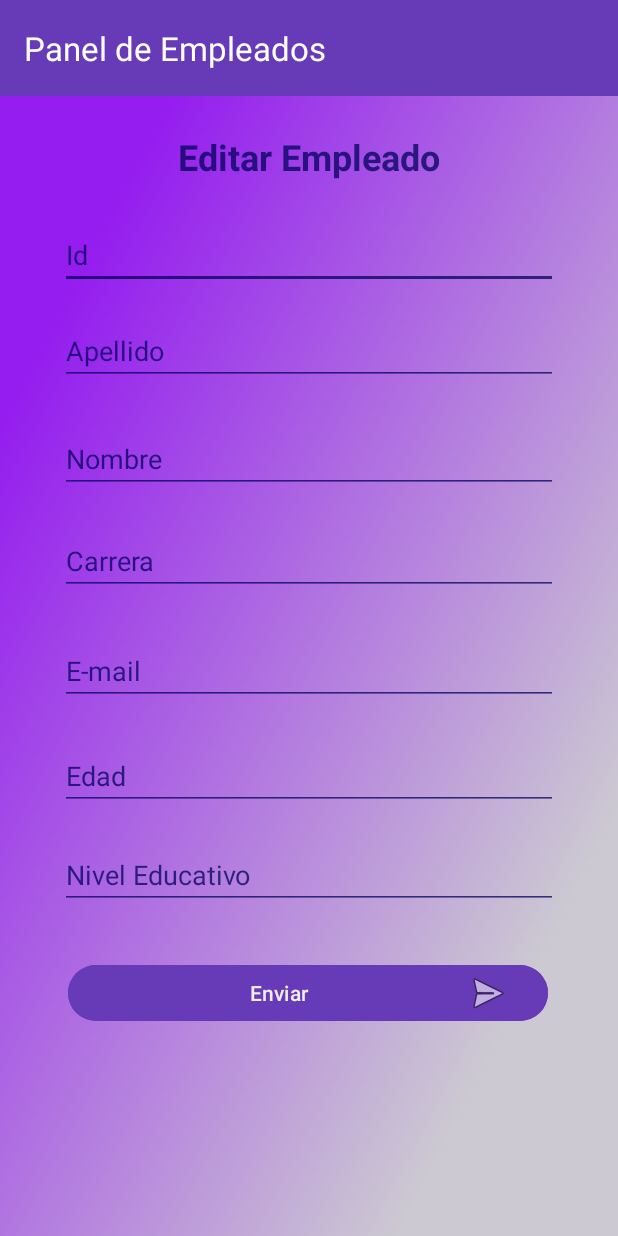
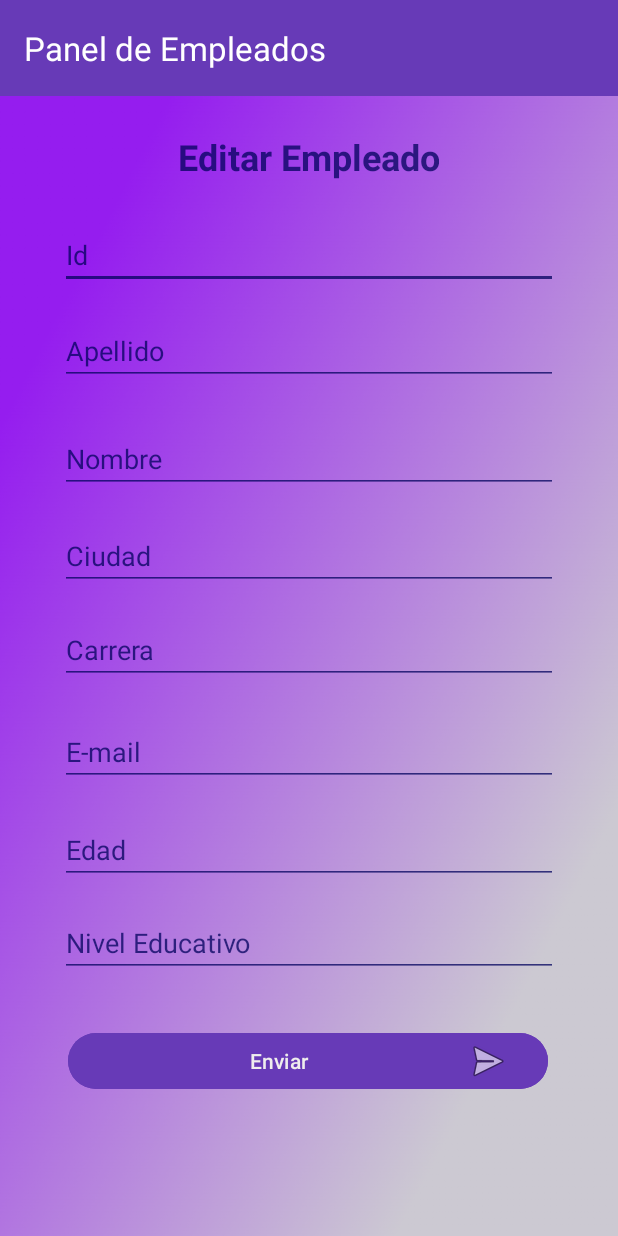
Before and after one commit to dannyedison75/panel-control-asistencia-empleados-movil, an Android app: the EditEmployeeActivity screen opened directly, with no data from a screen before it, on a phone screen of 412 x 824 dp. Run offline under Robolectric (Android 15) with nearby library versions, the phone set to English and light mode, and no system bars; our stand-ins replace Firebase (no records; nobody signed in at launch, a user with empty details on screens opened directly); 1 statement that could not run was skipped.

Commit message:
Se agrega el campo ciudad

```diff
--- a/app/src/main/java/com/example/panel_control_asistencia_empleados_movil/AddEmployeeActivity.java
+++ b/app/src/main/java/com/example/panel_control_asistencia_empleados_movil/AddEmployeeActivity.java
@@ -27,7 +27,7 @@ import java.util.Map;
 public class AddEmployeeActivity extends AppCompatActivity {
 
     // Variables para los campos EditText
-    private EditText idEditText, nombreEditText, apellidoEditText, carreraEditText, edadEditText, emailEditText, nivelEducativoEditText;
+    private EditText idEditText, nombreEditText, apellidoEditText, ciudadEditText, carreraEditText, edadEditText, emailEditText, nivelEducativoEditText;
     private Button btnEnviar;
 
     @Override
@@ -39,6 +39,7 @@ public class AddEmployeeActivity extends AppCompatActivity {
         idEditText = findViewById(R.id.id);
         nombreEditText = findViewById(R.id.nombre);
         apellidoEditText = findViewById(R.id.apellido);
+        ciudadEditText = findViewById(R.id.ciudad);
         carreraEditText = findViewById(R.id.carrera);
         edadEditText = findViewById(R.id.edad);
         emailEditText = findViewById(R.id.email);
@@ -53,6 +54,7 @@ public class AddEmployeeActivity extends AppCompatActivity {
                 String id = idEditText.getText().toString();
                 String nombre = nombreEditText.getText().toString();
                 String apellido = apellidoEditText.getText().toString();
+                String ciudad = ciudadEditText.getText().toString();
                 String carrera = carreraEditText.getText().toString();
                 int edad = Integer.parseInt(edadEditText.getText().toString());
                 String email = emailEditText.getText().toString();
@@ -62,7 +64,7 @@ public class AddEmployeeActivity extends AppCompatActivity {
                 FirebaseFirestore db = FirebaseFirestore.getInstance();
 
                 String ids = db.collection("empleados").document().getId();
-                Employee empleado = new Employee(id, nombre, apellido, carrera, edad, email, nivelEducativo);
+                Employee empleado = new Employee(id, nombre, apellido, ciudad, carrera, edad, email, nivelEducativo);
 
                 db.collection("empleados").document(id).set(empleado)
                         .addOnSuccessListener(documentReference -> {
--- a/app/src/main/java/com/example/panel_control_asistencia_empleados_movil/EditEmployeeActivity.java
+++ b/app/src/main/java/com/example/panel_control_asistencia_empleados_movil/EditEmployeeActivity.java
@@ -19,7 +19,7 @@ import java.util.Map;
 public class EditEmployeeActivity extends AppCompatActivity {
 
     // Variables para los campos EditText
-    private EditText idEditText, nombreEditText, apellidoEditText, carreraEditText, edadEditText, emailEditText, nivelEducativoEditText;
+    private EditText idEditText, nombreEditText, apellidoEditText, ciudadEditText, carreraEditText, edadEditText, emailEditText, nivelEducativoEditText;
     private Button btnEnviar;
     private FirebaseFirestore db;
     private Employee employee; //Para guardar el objeto empleado
@@ -39,6 +39,7 @@ public class EditEmployeeActivity extends AppCompatActivity {
         idEditText = findViewById(R.id.id);
         nombreEditText = findViewById(R.id.nombre);
         apellidoEditText = findViewById(R.id.apellido);
+        ciudadEditText = findViewById(R.id.ciudad);
         carreraEditText = findViewById(R.id.carrera);
         edadEditText = findViewById(R.id.edad);
         emailEditText = findViewById(R.id.email);
@@ -56,6 +57,7 @@ public class EditEmployeeActivity extends AppCompatActivity {
         idEditText.setText(employee.id);
         nombreEditText.setText(employee.nombre);
         apellidoEditText.setText(employee.apellido);
+        ciudadEditText.setText(employee.ciudad);
         carreraEditText.setText(employee.carrera);
         edadEditText.setText(String.valueOf(employee.edad));
         emailEditText.setText(employee.email);
@@ -71,13 +73,14 @@ public class EditEmployeeActivity extends AppCompatActivity {
         String nuevoId = idEditText.getText().toString();
         String nuevoNombre = nombreEditText.getText().toString();
         String nuevoApellido = apellidoEditText.getText().toString();
+        String nuevoCiudad = ciudadEditText.getText().toString();
         String nuevaCarrera = carreraEditText.getText().toString();
         String nuevaEdadStr = edadEditText.getText().toString();
         String nuevoEmail = emailEditText.getText().toString();
         String nuevoNivelEducativo = nivelEducativoEditText.getText().toString();
 
         //Validación básica de datos
-        if (nuevoNombre.isEmpty() || nuevoApellido.isEmpty() || nuevaCarrera.isEmpty() || nuevoEmail.isEmpty() || nuevoNivelEducativo.isEmpty() || nuevaEdadStr.isEmpty()){
+        if (nuevoId.isEmpty() || nuevoNombre.isEmpty() || nuevoApellido.isEmpty() || nuevoCiudad.isEmpty()|| nuevaCarrera.isEmpty() || nuevoEmail.isEmpty() || nuevoNivelEducativo.isEmpty() || nuevaEdadStr.isEmpty()){
             Toast.makeText(this, "Por favor, llene todos los campos.", Toast.LENGTH_SHORT).show();
             return;
         }
@@ -94,6 +97,7 @@ public class EditEmployeeActivity extends AppCompatActivity {
         employee.id = nuevoId;
         employee.nombre = nuevoNombre;
         employee.apellido = nuevoApellido;
+        employee.ciudad = nuevoCiudad;
         employee.carrera = nuevaCarrera;
         employee.edad = nuevaEdad;
         employee.email = nuevoEmail;
@@ -105,6 +109,7 @@ public class EditEmployeeActivity extends AppCompatActivity {
         updates.put("id", employee.id);
         updates.put("nombre", employee.nombre);
         updates.put("apellido", employee.apellido);
+        updates.put("ciudad", employee.ciudad);
         updates.put("carrera", employee.carrera);
         updates.put("edad", employee.edad);  // Asegúrate de que 'edad' es de tipo Number en Firestore
         updates.put("email", employee.email);
--- /dev/null
+++ b/app/src/main/res/drawable/rounded_button.xml
@@ -0,0 +1,5 @@
+<?xml version="1.0" encoding="utf-8"?>
+<shape xmlns:android="http://schemas.android.com/apk/res/android">
+<solid android:color="@android:color/white" /> <!-- Color de fondo -->
+<corners android:radius="10px" /> <!-- Radio de 10px -->
+</shape>
--- a/app/src/main/res/layout/activity_edit_employee.xml
+++ b/app/src/main/res/layout/activity_edit_employee.xml
@@ -17,8 +17,6 @@
         app:layout_constraintTop_toTopOf="parent"
         app:title="Panel de Empleados"
         app:titleTextColor="@android:color/white" />
-
-    <!-- Campo Nombre -->
 
     <!-- Campo Nombre -->
     <TextView
@@ -59,6 +57,7 @@
         app:layout_constraintVertical_bias="0.189"
         tools:ignore="Autofill,HardcodedText" />
 
+    <!-- Campo Nombre -->
     <EditText
         android:id="@+id/nombre"
         android:layout_width="0dp"
@@ -100,7 +99,34 @@
         app:layout_constraintVertical_bias="0.271"
         tools:ignore="Autofill,HardcodedText" />
 
+    <!-- Campo Ciudad -->
+
     <!-- Campo Carrera -->
+
+    <!-- Campo Edad -->
+
+    <!-- Campo Email -->
+
+    <EditText
+        android:id="@+id/ciudad"
+        android:layout_width="0dp"
+        android:layout_height="wrap_content"
+        android:layout_marginStart="40dp"
+        android:layout_marginEnd="40dp"
+        android:backgroundTint="#C103035E"
+        android:hint="Ciudad"
+        android:inputType="textPersonName"
+        android:selectAllOnFocus="true"
+        android:textColor="#C103035E"
+        android:textColorHint="#C103035E"
+        app:layout_constraintBottom_toBottomOf="parent"
+        app:layout_constraintEnd_toEndOf="parent"
+        app:layout_constraintHorizontal_bias="1.0"
+        app:layout_constraintStart_toStartOf="parent"
+        app:layout_constraintTop_toTopOf="parent"
+        app:layout_constraintVertical_bias="0.447"
+        tools:ignore="Autofill,HardcodedText" />
+
     <EditText
         android:id="@+id/carrera"
         android:layout_width="0dp"
@@ -115,13 +141,12 @@
         android:textColorHint="#C103035E"
         app:layout_constraintBottom_toBottomOf="parent"
         app:layout_constraintEnd_toEndOf="parent"
-        app:layout_constraintHorizontal_bias="0.0"
+        app:layout_constraintHorizontal_bias="1.0"
         app:layout_constraintStart_toStartOf="parent"
         app:layout_constraintTop_toTopOf="parent"
-        app:layout_constraintVertical_bias="0.451"
+        app:layout_constraintVertical_bias="0.527"
         tools:ignore="Autofill,HardcodedText" />
 
-    <!-- Campo Edad -->
     <EditText
         android:id="@+id/edad"
         android:layout_width="0dp"
@@ -136,13 +161,15 @@
         android:textColorHint="#C103035E"
         app:layout_constraintBottom_toBottomOf="parent"
         app:layout_constraintEnd_toEndOf="parent"
-        app:layout_constraintHorizontal_bias="0.0"
+        app:layout_constraintHorizontal_bias="1.0"
         app:layout_constraintStart_toStartOf="parent"
         app:layout_constraintTop_toTopOf="parent"
-        app:layout_constraintVertical_bias="0.635"
+        app:layout_constraintVertical_bias="0.699"
         tools:ignore="Autofill,HardcodedText" />
 
-    <!-- Campo Email -->
+    <!-- Campo Nivel Educativo -->
+
+    <!-- Botón Enviar -->
     <EditText
         android:id="@+id/email"
         android:layout_width="0dp"
@@ -160,10 +187,9 @@
         app:layout_constraintHorizontal_bias="0.0"
         app:layout_constraintStart_toStartOf="parent"
         app:layout_constraintTop_toTopOf="parent"
-        app:layout_constraintVertical_bias="0.545"
+        app:layout_constraintVertical_bias="0.615"
         tools:ignore="Autofill,HardcodedText" />
 
-    <!-- Campo Nivel Educativo -->
     <EditText
         android:id="@+id/nivelEducativo"
         android:layout_width="0dp"
@@ -181,10 +207,9 @@
         app:layout_constraintHorizontal_bias="0.0"
         app:layout_constraintStart_toStartOf="parent"
         app:layout_constraintTop_toTopOf="parent"
-        app:layout_constraintVertical_bias="0.72"
+        app:layout_constraintVertical_bias="0.778"
         tools:ignore="Autofill,HardcodedText" />
 
-    <!-- Botón Enviar -->
     <Button
         android:id="@+id/bL1"
         android:layout_width="320dp"
@@ -196,10 +221,10 @@
         android:textColor="#EFEDED"
         app:layout_constraintBottom_toBottomOf="parent"
         app:layout_constraintEnd_toEndOf="parent"
-        app:layout_constraintHorizontal_bias="0.495"
+        app:layout_constraintHorizontal_bias="0.494"
         app:layout_constraintStart_toStartOf="parent"
         app:layout_constraintTop_toTopOf="parent"
-        app:layout_constraintVertical_bias="0.817"
+        app:layout_constraintVertical_bias="0.877"
         tools:ignore="HardcodedText" />
 
 </androidx.constraintlayout.widget.ConstraintLayout>
```
Also changed, not shown: app/src/main/java/com/example/panel_control_asistencia_empleados_movil/Employee.java (+13 -1 lines), app/src/main/res/layout/activity_add_employee.xml (+37 -15 lines), app/src/main/res/layout/employee_item.xml (+16 -12 lines).
